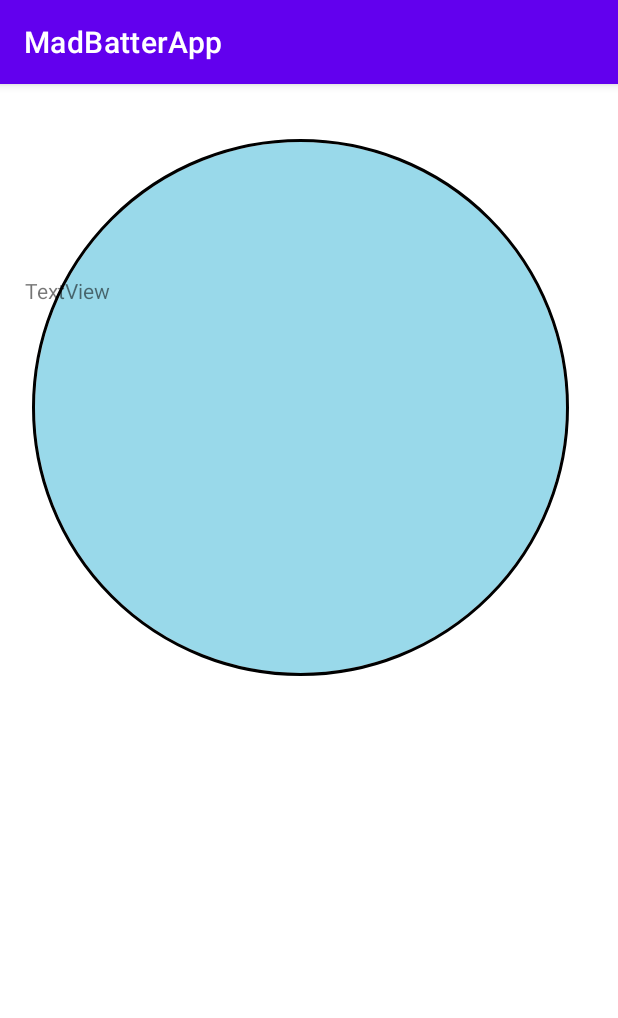
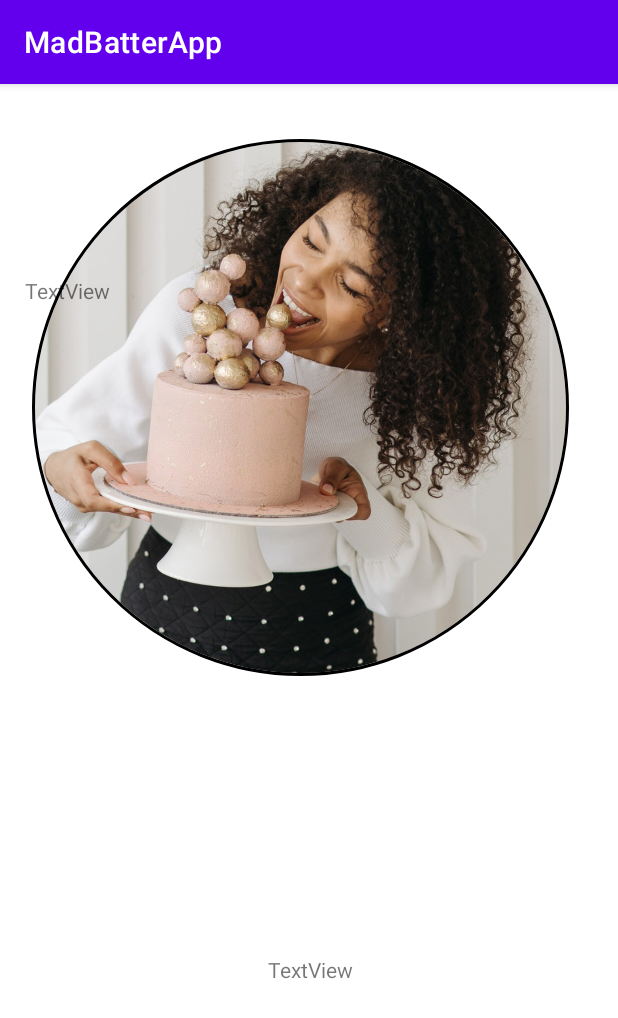
Before and after one commit to brookebaird15/MadBatterApp, an Android app: the fragment AboutFragment shown on its own in the app's theme, on a phone screen of 412 x 824 dp. Shown: the top 1018 px of the screen. Run offline under Robolectric (Android 15) with nearby library versions, the phone set to English and light mode, and no system bars; our stand-ins replace CircleImageView.

Commit message:
Changed drawable image

```diff
--- a/app/src/main/res/layout/fragment_about.xml
+++ b/app/src/main/res/layout/fragment_about.xml
@@ -15,7 +15,7 @@
             android:id="@+id/profile_image"
             android:layout_width="398dp"
             android:layout_height="358dp"
-            android:src="@drawable/placeholder"
+            android:src="@drawable/bakeryowner"
             app:civ_border_color="#FF000000"
             app:civ_border_width="2dp"
             app:layout_constraintBottom_toBottomOf="parent"
@@ -54,11 +54,12 @@
             android:layout_width="893dp"
             android:layout_height="554dp"
             android:layout_marginStart="24dp"
+            android:layout_marginTop="724dp"
             android:layout_marginEnd="24dp"
             app:layout_constraintEnd_toEndOf="parent"
-            app:layout_constraintHorizontal_bias="0.804"
+            app:layout_constraintHorizontal_bias="0.487"
             app:layout_constraintStart_toStartOf="parent"
-            tools:layout_editor_absoluteY="710dp">
+            app:layout_constraintTop_toTopOf="parent">
 
 
         </ListView>
```
